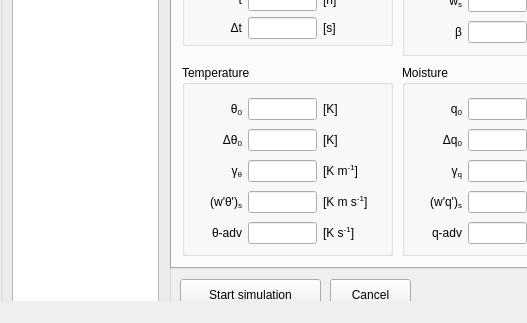
Above: mainwindow.ui from classmodel/modelgui before the change; both pictures show x 0 to 527 and y 177 to 500 of the 790 by 500 pixel window. Below: the same form after it.
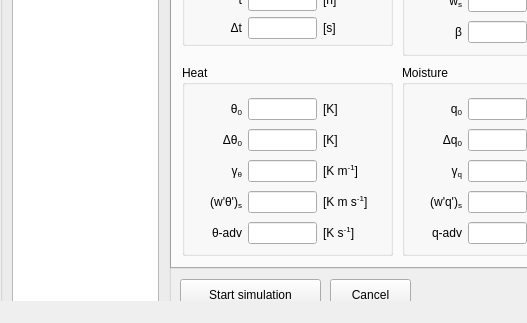
That is the form after the change.

Commit message: Connected surface/soil/radiation/etc -> interface to code

Patch:
```diff
--- a/mainwindow.ui
+++ b/mainwindow.ui
@@ -199,7 +199,7 @@
        </rect>
       </property>
       <property name="title">
-       <string>Temperature</string>
+       <string>Heat</string>
       </property>
       <widget class="QWidget" name="gridLayoutWidget_2">
        <property name="geometry">
```
Left out of the diff: 444 changed lines with no effect on the pictures. The commit also changes 2 other files.
